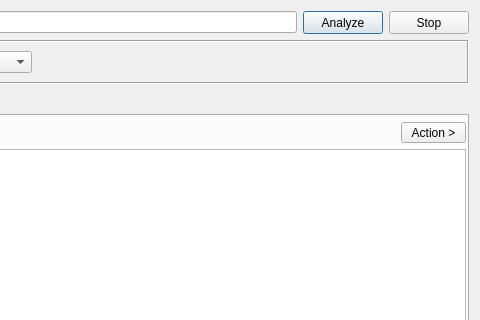
Above: gui/src/tools/IpTool.ui from 3nock/OTE before the change; both pictures show x 159 to 639 and y 0 to 320 of the 639 by 510 pixel window. Below: the same form after it.
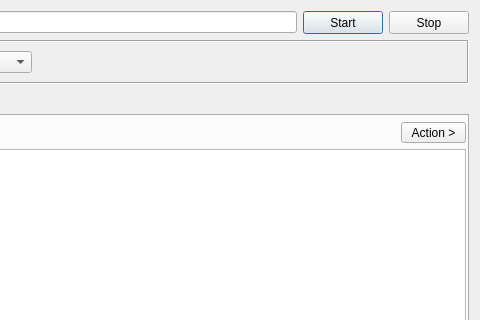
That is the form after the change.

```diff
--- a/gui/src/tools/IpTool.ui
+++ b/gui/src/tools/IpTool.ui
@@ -59,7 +59,7 @@
         </size>
        </property>
        <property name="text">
-        <string>Analyze</string>
+        <string>Start</string>
        </property>
       </widget>
      </item>
```
Left out of the diff: 2 changed lines with no effect on the pictures.
